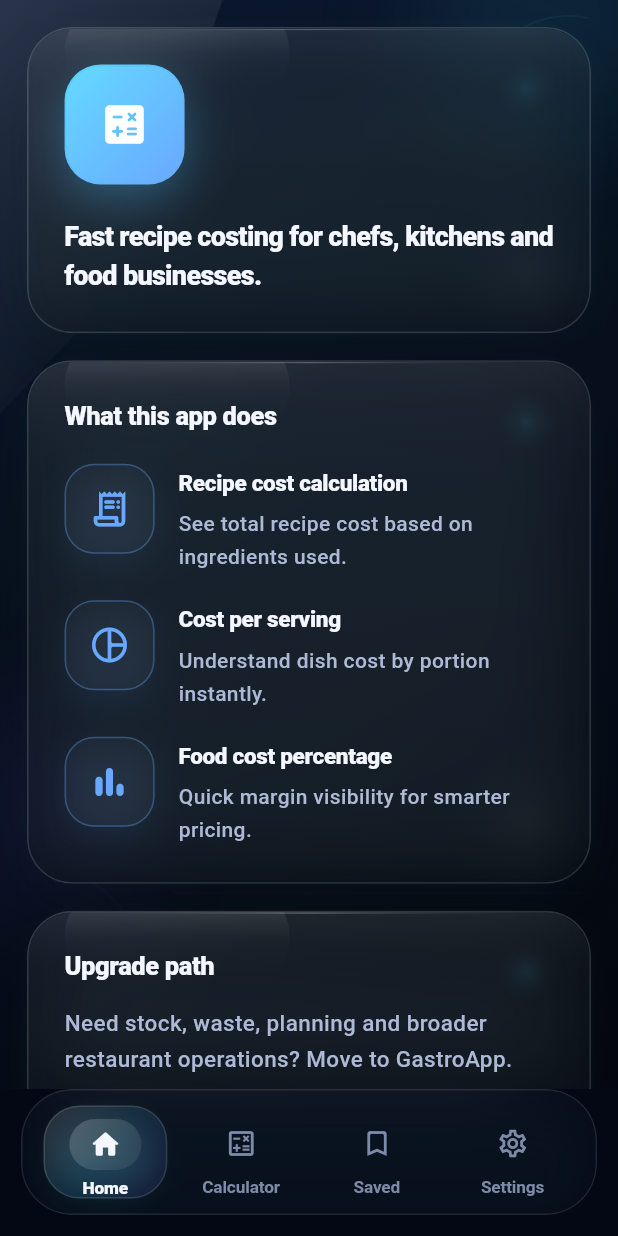
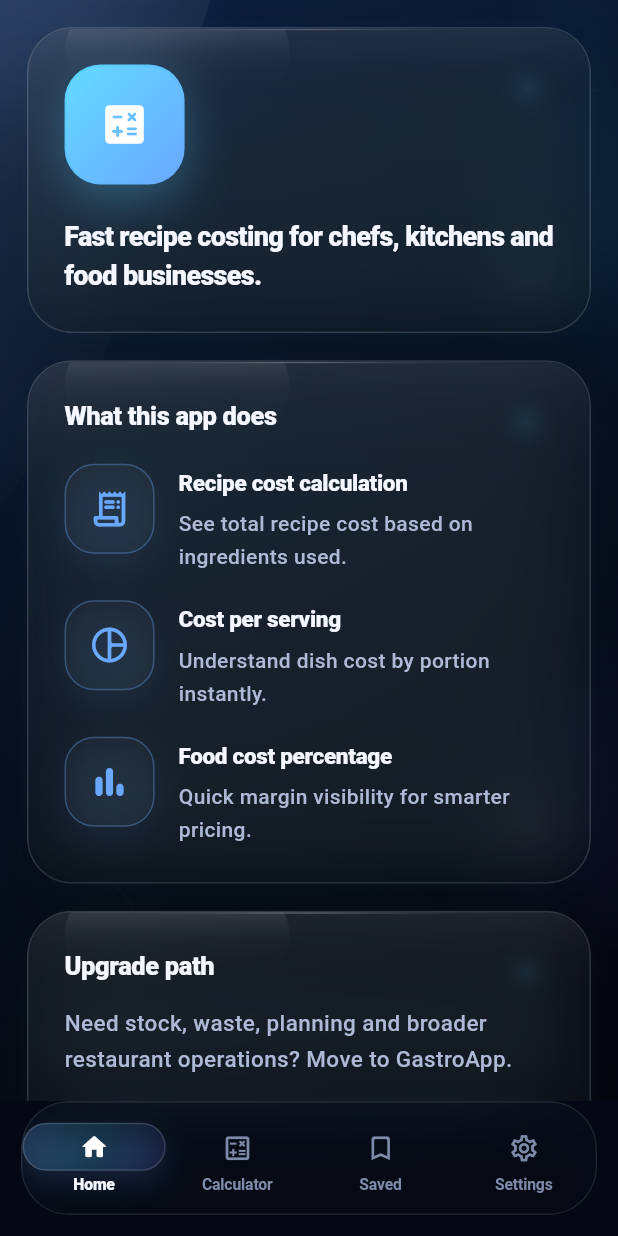
Before and after one commit to Dposleman/waste_trackr, a Flutter app: the screen it shows after launch, on a phone screen of 412 x 824 dp. Run offline on Flutter 3.47's test engine with Material 3 defaults, Android fonts, the phone set to English and light mode, and no system bars; our stand-ins replace shared_preferences.

Commit message:
Fix bottom nav overflow on premium shell

```diff
--- a/lib/main.dart
+++ b/lib/main.dart
@@ -75,199 +75,149 @@ class _MainShellState extends State<MainShell> {
       ),
       bottomNavigationBar: Padding(
         padding: const EdgeInsets.fromLTRB(14, 0, 14, 14),
-        child: _PremiumBottomNav(
-          currentIndex: _currentIndex,
-          onTap: (index) {
-            setState(() => _currentIndex = index);
-          },
-        ),
-      ),
-    );
-  }
-}
-
-class _PremiumBottomNav extends StatelessWidget {
-  final int currentIndex;
-  final ValueChanged<int> onTap;
-
-  const _PremiumBottomNav({
-    required this.currentIndex,
-    required this.onTap,
-  });
-
-  @override
-  Widget build(BuildContext context) {
-    final items = <_PremiumNavItemData>[
-      const _PremiumNavItemData(
-        label: 'Home',
-        icon: Icons.home_outlined,
-        selectedIcon: Icons.home_rounded,
-      ),
-      const _PremiumNavItemData(
-        label: 'Calculator',
-        icon: Icons.calculate_outlined,
-        selectedIcon: Icons.calculate_rounded,
-      ),
-      const _PremiumNavItemData(
-        label: 'Saved',
-        icon: Icons.bookmark_border_rounded,
-        selectedIcon: Icons.bookmark_rounded,
-      ),
-      const _PremiumNavItemData(
-        label: 'Settings',
-        icon: Icons.settings_outlined,
-        selectedIcon: Icons.settings_rounded,
-      ),
-    ];
-
-    return ClipRRect(
-      borderRadius: BorderRadius.circular(34),
+        child: ClipRRect(
+          borderRadius: BorderRadius.circular(32),
           child: BackdropFilter(
             filter: ImageFilter.blur(sigmaX: 28, sigmaY: 28),
             child: Container(
-          height: 84,
-          padding: const EdgeInsets.symmetric(horizontal: 10, vertical: 10),
               decoration: BoxDecoration(
-            borderRadius: BorderRadius.circular(34),
-            color: const Color(0x5C0A1323),
+                borderRadius: BorderRadius.circular(32),
+                color: const Color(0x6607111F),
                 border: Border.all(
                   color: Colors.white.withOpacity(0.10),
                   width: 1,
                 ),
                 boxShadow: [
                   BoxShadow(
-                color: Colors.black.withOpacity(0.34),
-                blurRadius: 34,
-                offset: const Offset(0, 18),
-              ),
-              BoxShadow(
-                color: const Color(0xFF4CD5FF).withOpacity(0.05),
-                blurRadius: 20,
-                spreadRadius: -6,
-                offset: const Offset(0, 8),
+                    color: Colors.black.withOpacity(0.30),
+                    blurRadius: 30,
+                    offset: const Offset(0, 14),
                   ),
                 ],
               ),
-          child: Row(
-            children: List.generate(items.length, (index) {
-              final item = items[index];
-              final selected = index == currentIndex;
-
-              return Expanded(
-                child: GestureDetector(
-                  onTap: () => onTap(index),
-                  behavior: HitTestBehavior.opaque,
-                  child: AnimatedContainer(
-                    duration: const Duration(milliseconds: 240),
-                    curve: Curves.easeOutCubic,
-                    margin: const EdgeInsets.symmetric(horizontal: 4),
-                    padding: const EdgeInsets.symmetric(
-                      horizontal: 10,
-                      vertical: 8,
+              child: Theme(
+                data: Theme.of(context).copyWith(
+                  splashColor: Colors.transparent,
+                  highlightColor: Colors.transparent,
                 ),
-                    decoration: BoxDecoration(
-                      borderRadius: BorderRadius.circular(24),
-                      border: selected
-                          ? Border.all(
-                              color: Colors.white.withOpacity(0.12),
-                              width: 1,
-                            )
-                          : null,
-                      gradient: selected
-                          ? LinearGradient(
-                              begin: Alignment.topLeft,
-                              end: Alignment.bottomRight,
-                              colors: [
-                                Colors.white.withOpacity(0.14),
-                                const Color(0xFF43CFFF).withOpacity(0.12),
-                                const Color(0xFF7B61FF).withOpacity(0.10),
-                              ],
-                            )
-                          : null,
-                      boxShadow: selected
-                          ? [
-                              BoxShadow(
-                                color: const Color(0xFF44D2FF).withOpacity(0.10),
-                                blurRadius: 18,
-                                spreadRadius: -8,
-                                offset: const Offset(0, 8),
-                              ),
-                              BoxShadow(
-                                color: Colors.white.withOpacity(0.04),
-                                blurRadius: 10,
-                                spreadRadius: -6,
-                                offset: const Offset(0, -2),
-                              ),
-                            ]
-                          : null,
-                    ),
-                    child: Column(
-                      mainAxisAlignment: MainAxisAlignment.center,
-                      children: [
-                        AnimatedContainer(
-                          duration: const Duration(milliseconds: 240),
-                          curve: Curves.easeOutCubic,
-                          height: 34,
-                          width: 48,
-                          decoration: BoxDecoration(
-                            borderRadius: BorderRadius.circular(18),
-                            gradient: selected
-                                ? LinearGradient(
-                                    begin: Alignment.topLeft,
-                                    end: Alignment.bottomRight,
-                                    colors: [
-                                      Colors.white.withOpacity(0.20),
-                                      Colors.white.withOpacity(0.06),
-                                    ],
-                                  )
-                                : null,
-                          ),
-                          child: Icon(
-                            selected ? item.selectedIcon : item.icon,
+                child: NavigationBarTheme(
+                  data: NavigationBarThemeData(
+                    height: 74,
+                    backgroundColor: Colors.transparent,
+                    indicatorColor: Colors.transparent,
+                    surfaceTintColor: Colors.transparent,
+                    shadowColor: Colors.transparent,
+                    labelTextStyle: WidgetStateProperty.resolveWith((states) {
+                      final selected = states.contains(WidgetState.selected);
+                      return TextStyle(
                         color: selected
                             ? AppTheme.textPrimary
                             : AppTheme.textSoft,
-                            size: 22,
-                          ),
-                        ),
-                        const SizedBox(height: 4),
-                        Text(
-                          item.label,
-                          maxLines: 1,
-                          overflow: TextOverflow.ellipsis,
-                          style: TextStyle(
+                        fontSize: 10.5,
+                        fontWeight:
+                            selected ? FontWeight.w800 : FontWeight.w700,
+                        letterSpacing: -0.1,
+                        height: 1.0,
+                      );
+                    }),
+                    iconTheme: WidgetStateProperty.resolveWith((states) {
+                      final selected = states.contains(WidgetState.selected);
+                      return IconThemeData(
                         color: selected
                             ? AppTheme.textPrimary
                             : AppTheme.textSoft,
-                            fontSize: 11.5,
-                            fontWeight:
-                                selected ? FontWeight.w800 : FontWeight.w700,
-                            letterSpacing: -0.1,
+                        size: 21,
+                      );
+                    }),
+                    labelBehavior:
+                        NavigationDestinationLabelBehavior.alwaysShow,
                   ),
+                  child: NavigationBar(
+                    selectedIndex: _currentIndex,
+                    backgroundColor: Colors.transparent,
+                    elevation: 0,
+                    onDestinationSelected: (index) {
+                      setState(() => _currentIndex = index);
+                    },
+                    destinations: [
+                      _destination(
+                        activeIcon: Icons.home_rounded,
+                        inactiveIcon: Icons.home_outlined,
+                        label: 'Home',
+                      ),
+                      _destination(
+                        activeIcon: Icons.calculate_rounded,
+                        inactiveIcon: Icons.calculate_outlined,
+                        label: 'Calculator',
+                      ),
+                      _destination(
+                        activeIcon: Icons.bookmark_rounded,
+                        inactiveIcon: Icons.bookmark_border_rounded,
+                        label: 'Saved',
+                      ),
+                      _destination(
+                        activeIcon: Icons.settings_rounded,
+                        inactiveIcon: Icons.settings_outlined,
+                        label: 'Settings',
                       ),
                     ],
                   ),
                 ),
               ),
-              );
-            }),
+            ),
           ),
         ),
       ),
     );
   }
+
+  NavigationDestination _destination({
+    required IconData activeIcon,
+    required IconData inactiveIcon,
+    required String label,
+  }) {
+    return NavigationDestination(
+      label: label,
+      icon: Padding(
+        padding: const EdgeInsets.only(top: 2),
+        child: Icon(inactiveIcon),
+      ),
+      selectedIcon: Container(
+        height: 32,
+        constraints: const BoxConstraints(minWidth: 44),
+        padding: const EdgeInsets.symmetric(horizontal: 12, vertical: 4),
+        decoration: BoxDecoration(
+          borderRadius: BorderRadius.circular(16),
+          gradient: LinearGradient(
+            begin: Alignment.topLeft,
+            end: Alignment.bottomRight,
+            colors: [
+              AppTheme.primary.withOpacity(0.24),
+              AppTheme.cyan.withOpacity(0.14),
+              AppTheme.violet.withOpacity(0.10),
+            ],
+          ),
+          border: Border.all(
+            color: Colors.white.withOpacity(0.14),
+            width: 1,
+          ),
+          boxShadow: [
+            BoxShadow(
+              color: AppTheme.primary.withOpacity(0.16),
+              blurRadius: 16,
+              offset: const Offset(0, 8),
+            ),
+          ],
+        ),
+        alignment: Alignment.center,
+        child: Icon(
+          activeIcon,
+          color: Colors.white,
+          size: 20,
+        ),
+      ),
+    );
   }
-
-class _PremiumNavItemData {
-  final String label;
-  final IconData icon;
-  final IconData selectedIcon;
-
-  const _PremiumNavItemData({
-    required this.label,
-    required this.icon,
-    required this.selectedIcon,
-  });
 }
 
 class _PremiumBackground extends StatelessWidget {
@@ -281,37 +231,43 @@ class _PremiumBackground extends StatelessWidget {
           begin: Alignment.topLeft,
           end: Alignment.bottomRight,
           colors: [
-            Color(0xFF0B1831),
-            Color(0xFF081221),
-            Color(0xFF050B16),
-            Color(0xFF03060E),
+            Color(0xFF0D2042),
+            Color(0xFF09172D),
+            Color(0xFF050B17),
+            Color(0xFF02050D),
           ],
-          stops: [0.0, 0.32, 0.74, 1.0],
+          stops: [0.0, 0.28, 0.70, 1.0],
         ),
       ),
       child: Stack(
         children: [
           Positioned.fill(
             child: CustomPaint(
-              painter: _StructuredBackgroundPainter(),
+              painter: _PremiumGridPainter(),
             ),
           ),
           Positioned(
-            top: -70,
-            right: -34,
+            top: -100,
+            left: -70,
             child: _edgeGlow(
-              width: 170,
-              height: 170,
-              color: const Color(0xFF38D4FF).withOpacity(0.09),
+              size: 180,
+              color: AppTheme.primary.withOpacity(0.10),
             ),
           ),
           Positioned(
-            bottom: 110,
-            left: -46,
+            top: 70,
+            right: -70,
             child: _edgeGlow(
-              width: 150,
-              height: 150,
-              color: const Color(0xFF775EFF).withOpacity(0.08),
+              size: 150,
+              color: AppTheme.cyan.withOpacity(0.07),
+            ),
+          ),
+          Positioned(
+            bottom: 120,
+            right: -80,
+            child: _edgeGlow(
+              size: 170,
+              color: AppTheme.violet.withOpacity(0.06),
             ),
           ),
         ],
@@ -320,16 +276,15 @@ class _PremiumBackground extends StatelessWidget {
   }
 
   Widget _edgeGlow({
-    required double width,
-    required double height,
+    required double size,
     required Color color,
   }) {
     return IgnorePointer(
       child: ImageFiltered(
-        imageFilter: ImageFilter.blur(sigmaX: 34, sigmaY: 34),
+        imageFilter: ImageFilter.blur(sigmaX: 36, sigmaY: 36),
         child: Container(
-          width: width,
-          height: height,
+          width: size,
+          height: size,
           decoration: BoxDecoration(
             shape: BoxShape.circle,
             color: color,
@@ -340,126 +295,101 @@ class _PremiumBackground extends StatelessWidget {
   }
 }
 
-class _StructuredBackgroundPainter extends CustomPainter {
+class _PremiumGridPainter extends CustomPainter {
   @override
   void paint(Canvas canvas, Size size) {
-    final subtleLine = Paint()
-      ..color = Colors.white.withOpacity(0.026)
+    final lineSoft = Paint()
+      ..color = Colors.white.withOpacity(0.028)
       ..strokeWidth = 1;
 
-    final faintLine = Paint()
-      ..color = Colors.white.withOpacity(0.014)
+    final lineSofter = Paint()
+      ..color = Colors.white.withOpacity(0.012)
       ..strokeWidth = 1;
 
-    final accentLine = Paint()
-      ..color = const Color(0xFF58CFFF).withOpacity(0.06)
-      ..strokeWidth = 1.15
+    final accent = Paint()
+      ..color = AppTheme.primary.withOpacity(0.045)
+      ..strokeWidth = 1.1
       ..style = PaintingStyle.stroke;
 
-    final topBeam = Paint()
+    final beamPaint = Paint()
       ..shader = const LinearGradient(
         begin: Alignment.topLeft,
         end: Alignment.bottomRight,
         colors: [
-          Color(0x20FFFFFF),
+          Color(0x18FFFFFF),
           Color(0x00FFFFFF),
         ],
       ).createShader(
-        Rect.fromLTWH(0, 0, size.width * 0.42, size.height * 0.24),
+        Rect.fromLTWH(0, 0, size.width * 0.48, size.height * 0.26),
       );
 
-    final topLeftShape = Path()
+    final beamPath = Path()
       ..moveTo(0, 0)
-      ..lineTo(size.width * 0.36, 0)
-      ..lineTo(size.width * 0.20, size.height * 0.26)
-      ..lineTo(0, size.height * 0.38)
+      ..lineTo(size.width * 0.34, 0)
+      ..lineTo(size.width * 0.16, size.height * 0.34)
+      ..lineTo(0, size.height * 0.46)
       ..close();
 
-    canvas.drawPath(topLeftShape, topBeam);
-
-    final rightGlowPaint = Paint()
-      ..color = const Color(0xFF35D4FF).withOpacity(0.030)
-      ..maskFilter = const MaskFilter.blur(BlurStyle.normal, 16);
-
-    final rightShape = Path()
-      ..moveTo(size.width * 0.88, size.height * 0.03)
-      ..quadraticBezierTo(
-        size.width * 1.02,
-        size.height * 0.15,
-        size.width * 0.92,
-        size.height * 0.31,
-      )
-      ..quadraticBezierTo(
-        size.width * 0.84,
-        size.height * 0.18,
-        size.width * 0.88,
-        size.height * 0.03,
-      )
-      ..close();
-
-    canvas.drawPath(rightShape, rightGlowPaint);
+    canvas.drawPath(beamPath, beamPaint);
 
     canvas.drawLine(
-      Offset(size.width * 0.08, size.height * 0.13),
-      Offset(size.width * 0.82, size.height * 0.13),
-      subtleLine,
+      Offset(size.width * 0.08, size.height * 0.12),
+      Offset(size.width * 0.78, size.height * 0.12),
+      lineSoft,
     );
 
     canvas.drawLine(
-      Offset(size.width * 0.20, size.height * 0.54),
-      Offset(size.width * 0.94, size.height * 0.54),
-      faintLine,
+      Offset(size.width * 0.16, size.height * 0.34),
+      Offset(size.width * 0.92, size.height * 0.34),
+      lineSofter,
     );
 
     canvas.drawLine(
-      Offset(size.width * 0.28, size.height * 0.82),
-      Offset(size.width * 0.94, size.height * 0.82),
-      faintLine,
+      Offset(size.width * 0.24, size.height * 0.70),
+      Offset(size.width * 0.94, size.height * 0.70),
+      lineSofter,
     );
 
-    final arcRectTopOuter = Rect.fromCircle(
-      center: Offset(size.width * 0.92, size.height * 0.10),
-      radius: 62,
-    );
-
-    final arcRectTopInner = Rect.fromCircle(
-      center: Offset(size.width * 0.92, size.height * 0.10),
-      radius: 44,
-    );
-
-    final arcRectBottom = Rect.fromCircle(
-      center: Offset(size.width * 0.08, size.height * 0.88),
+    final arc1 = Rect.fromCircle(
+      center: Offset(size.width * 0.94, size.height * 0.16),
       radius: 58,
     );
 
-    canvas.drawArc(
-      arcRectTopOuter,
-      3.55,
-      1.38,
-      false,
-      accentLine,
+    final arc2 = Rect.fromCircle(
+      center: Offset(size.width * 0.10, size.height * 0.86),
+      radius: 54,
     );
 
+    canvas.drawArc(arc1, 3.6, 1.3, false, accent);
+
     canvas.drawArc(
-      arcRectTopInner,
-      3.55,
-      1.38,
+      arc2,
+      5.1,
+      1.25,
       false,
       Paint()
-        ..color = const Color(0xFF38D5FF).withOpacity(0.045)
+        ..color = AppTheme.violet.withOpacity(0.04)
         ..strokeWidth = 1.1
         ..style = PaintingStyle.stroke,
     );
 
-    canvas.drawArc(
-      arcRectBottom,
-      5.18,
-      1.14,
-      false,
+    final rightShard = Path()
+      ..moveTo(size.width * 0.86, 0)
+      ..lineTo(size.width, 0)
+      ..lineTo(size.width, size.height * 0.24)
+      ..quadraticBezierTo(
+        size.width * 0.88,
+        size.height * 0.18,
+        size.width * 0.86,
+        0,
+      )
+      ..close();
+
+    canvas.drawPath(
+      rightShard,
       Paint()
-        ..color = const Color(0xFF7A63FF).withOpacity(0.040)
-        ..strokeWidth = 1.15
-        ..style = PaintingStyle.stroke,
+        ..color = AppTheme.cyan.withOpacity(0.028)
+        ..maskFilter = const MaskFilter.blur(BlurStyle.normal, 12),
     );
   }
 
```
Lines whose indentation alone changed are shown as unchanged.
